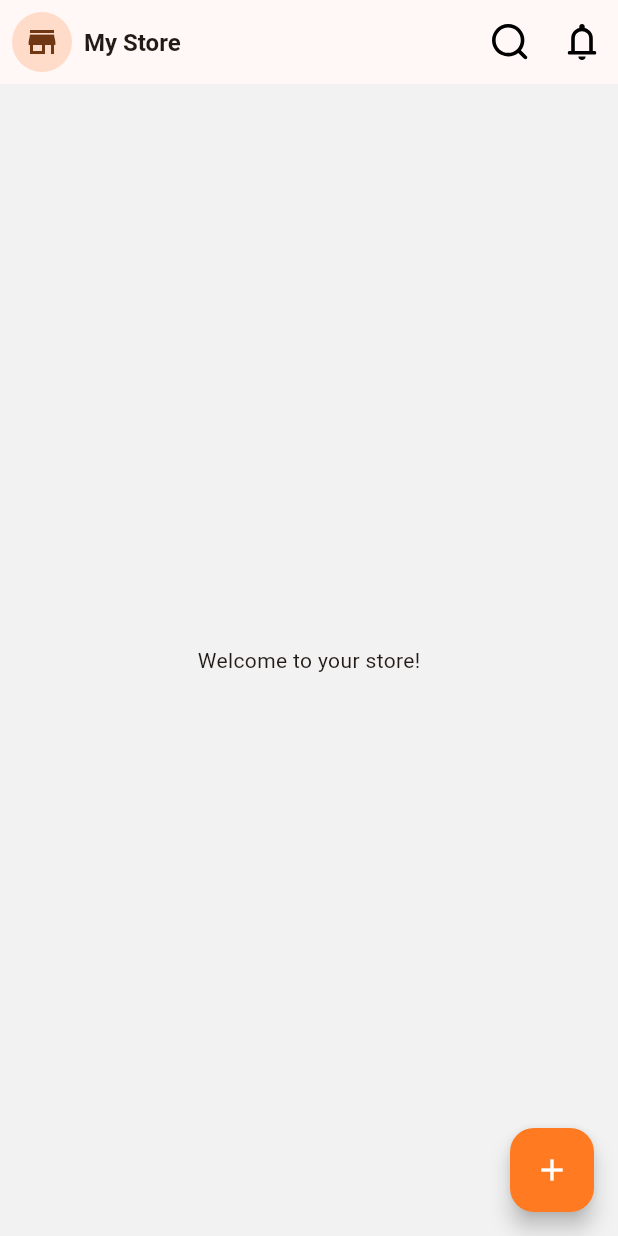
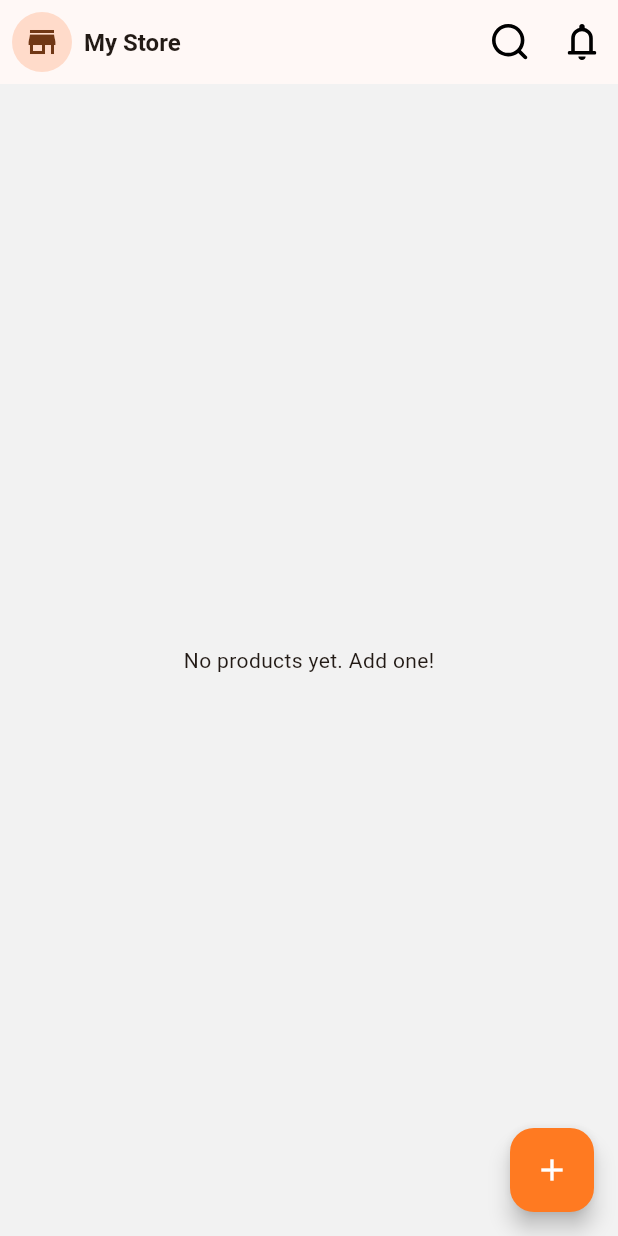
Before and after one commit to SimpliMinimalist/project, a Flutter app: the HomeScreen screen opened by its route, on a phone screen of 412 x 824 dp. Run offline on Flutter 3.47's test engine with Material 3 defaults, Android fonts, the phone set to English and light mode, and no system bars; our stand-ins replace carousel_slider, flutter_svg, go_router, google_fonts, image_picker, pinput and 1 more.

Commit message:
feat: Implement product management

```diff
--- a/lib/features/home/screens/home_screen.dart
+++ b/lib/features/home/screens/home_screen.dart
@@ -1,4 +1,6 @@
 
+import 'package:myapp/features/add_product/widgets/product_card.dart';
+import 'package:myapp/providers/product_provider.dart';
 import 'package:flutter/material.dart';
 import 'package:flutter_svg/flutter_svg.dart';
 import 'package:provider/provider.dart';
@@ -12,6 +14,7 @@ class HomeScreen extends StatelessWidget {
   @override
   Widget build(BuildContext context) {
     final storeProvider = Provider.of<StoreProvider>(context);
+    final productProvider = Provider.of<ProductProvider>(context);
 
     // Determine the leading widget consistently
     Widget leadingContent;
@@ -56,9 +59,17 @@ class HomeScreen extends StatelessWidget {
           ),
         ],
       ),
-      body: const Center(
-        child: Text('Welcome to your store!'),
-      ),
+      body: productProvider.products.isEmpty
+          ? const Center(
+              child: Text('No products yet. Add one!'),
+            )
+          : ListView.builder(
+              itemCount: productProvider.products.length,
+              itemBuilder: (context, index) {
+                final product = productProvider.products[index];
+                return ProductCard(product: product);
+              },
+            ),
       floatingActionButton: const AddProductFab(),
     );
   }
--- /dev/null
+++ b/lib/models/product_model.dart
@@ -0,0 +1,17 @@
+
+import 'package:flutter/foundation.dart';
+
+@immutable
+class Product {
+  final String name;
+  final double price;
+  final int? stock;
+  final List<String> images;
+
+  const Product({
+    required this.name,
+    required this.price,
+    this.stock,
+    required this.images,
+  });
+}
--- /dev/null
+++ b/lib/providers/product_provider.dart
@@ -0,0 +1,13 @@
+import 'package:flutter/material.dart';
+import 'package:myapp/models/product_model.dart';
+
+class ProductProvider with ChangeNotifier {
+  final List<Product> _products = [];
+
+  List<Product> get products => _products;
+
+  void addProduct(Product product) {
+    _products.insert(0, product);
+    notifyListeners();
+  }
+}
```
Also changed, not shown: lib/features/add_product/screens/add_product_screen.dart (+17 -1 lines), lib/features/add_product/widgets/product_card.dart (added, +69 -0 lines), lib/main.dart (+6 -2 lines).
